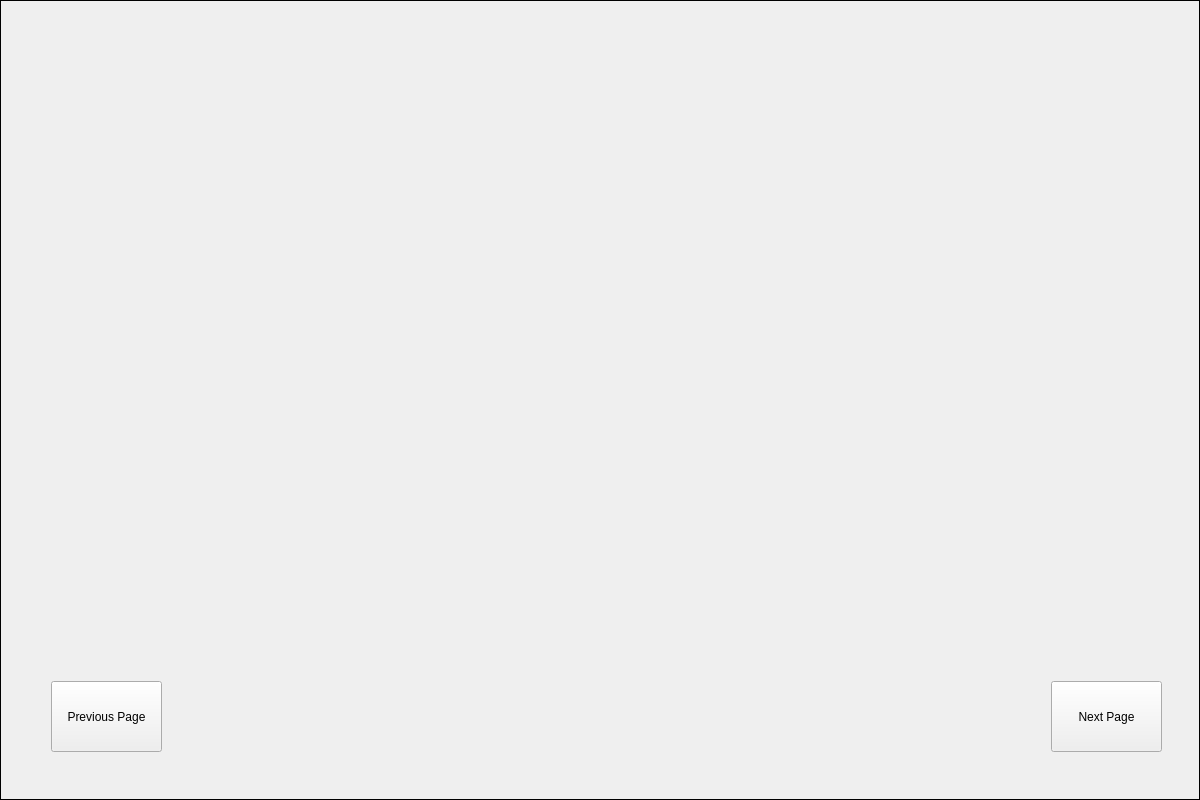
Before: the Qt Designer form src/Quad_control_gui/Quad_control_gui/control_robot.ui in Edipo3098/ros2_orange, drawn with Qt 5.
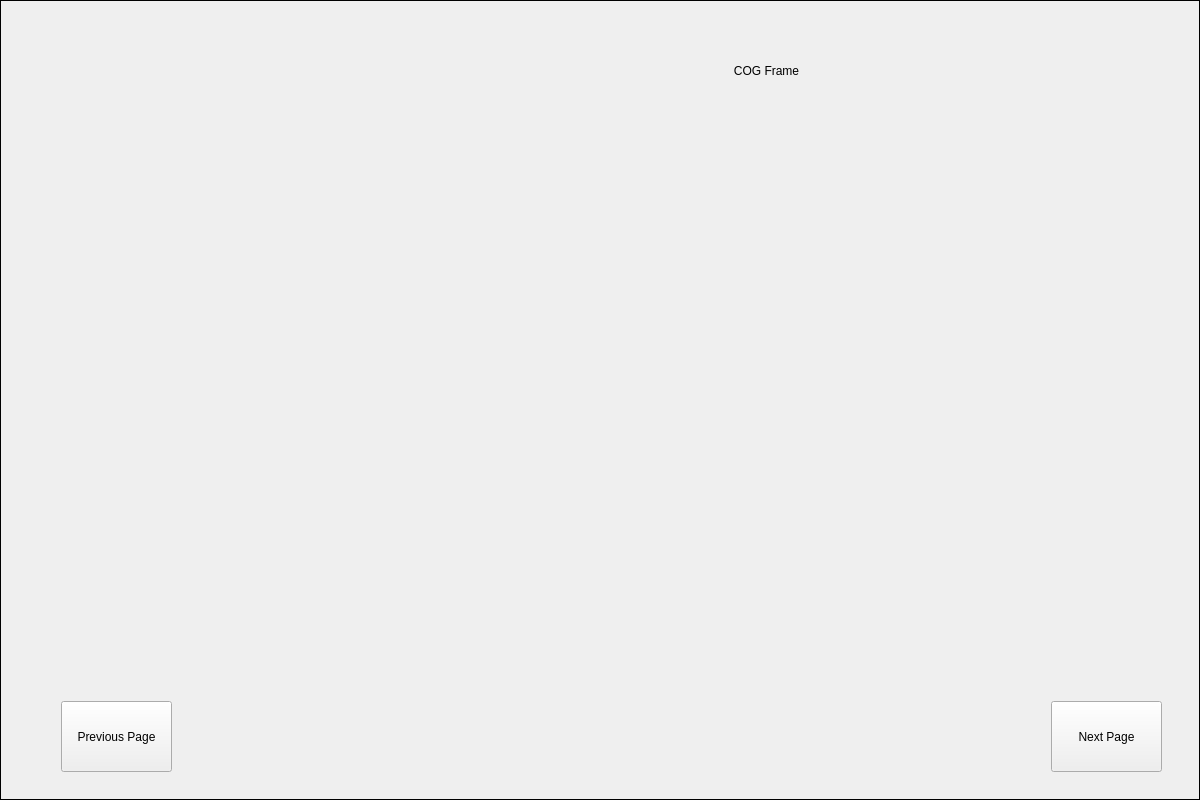
After: the same form once the commit is applied. The open tabs and pages were chosen to show the change. Icons and pictures are not drawn.

Commit message: Improve COG vizualisation and spend less time processing node information

Diff of the .ui file:
```diff
--- a/src/Quad_control_gui/Quad_control_gui/control_robot.ui
+++ b/src/Quad_control_gui/Quad_control_gui/control_robot.ui
@@ -430,8 +430,8 @@
    <widget class="QPushButton" name="prevButtom2_2">
     <property name="geometry">
      <rect>
-      <x>50</x>
-      <y>680</y>
+      <x>60</x>
+      <y>700</y>
       <width>111</width>
       <height>71</height>
      </rect>
@@ -444,7 +444,7 @@
     <property name="geometry">
      <rect>
       <x>1050</x>
-      <y>680</y>
+      <y>700</y>
       <width>111</width>
       <height>71</height>
      </rect>
@@ -456,10 +456,10 @@
    <widget class="QWidget" name="acc_x" native="true">
     <property name="geometry">
      <rect>
-      <x>60</x>
-      <y>160</y>
+      <x>70</x>
+      <y>150</y>
       <width>511</width>
-      <height>131</height>
+      <height>151</height>
      </rect>
     </property>
    </widget>
@@ -482,10 +482,10 @@
    <widget class="QWidget" name="acc_y" native="true">
     <property name="geometry">
      <rect>
-      <x>60</x>
+      <x>70</x>
       <y>310</y>
       <width>511</width>
-      <height>131</height>
+      <height>171</height>
      </rect>
     </property>
    </widget>
@@ -493,42 +493,67 @@
     <property name="geometry">
      <rect>
       <x>60</x>
-      <y>470</y>
+      <y>490</y>
       <width>511</width>
-      <height>131</height>
+      <height>171</height>
      </rect>
     </property>
    </widget>
    <widget class="QWidget" name="rot_y" native="true">
     <property name="geometry">
      <rect>
-      <x>620</x>
+      <x>610</x>
       <y>310</y>
       <width>511</width>
-      <height>131</height>
+      <height>171</height>
      </rect>
     </property>
    </widget>
    <widget class="QWidget" name="rot_z" native="true">
     <property name="geometry">
      <rect>
-      <x>620</x>
-      <y>470</y>
+      <x>610</x>
+      <y>490</y>
       <width>511</width>
-      <height>131</height>
+      <height>171</height>
      </rect>
     </property>
    </widget>
    <widget class="QWidget" name="rot_x" native="true">
     <property name="geometry">
      <rect>
-      <x>620</x>
-      <y>160</y>
+      <x>610</x>
+      <y>150</y>
       <width>511</width>
-      <height>131</height>
+      <height>151</height>
      </rect>
     </property>
    </widget>
+   <widget class="QLabel" name="label_6">
+    <property name="geometry">
+     <rect>
+      <x>600</x>
+      <y>40</y>
+      <width>331</width>
+      <height>61</height>
+     </rect>
+    </property>
+    <property name="text">
+     <string>COG Frame</string>
+    </property>
+    <property name="textFormat">
+     <enum>Qt::RichText</enum>
+    </property>
+    <property name="scaledContents">
+     <bool>false</bool>
+    </property>
+    <property name="alignment">
+     <set>Qt::AlignCenter</set>
+    </property>
+    <property name="margin">
+     <number>3</number>
+    </property>
+   </widget>
   </widget>
   <widget class="QWidget" name="controlArm">
    <widget class="QPushButton" name="prevButtom3">
```
Left out of the diff: 2 changed lines with no effect on the pictures. The commit also changes 2 other files.
